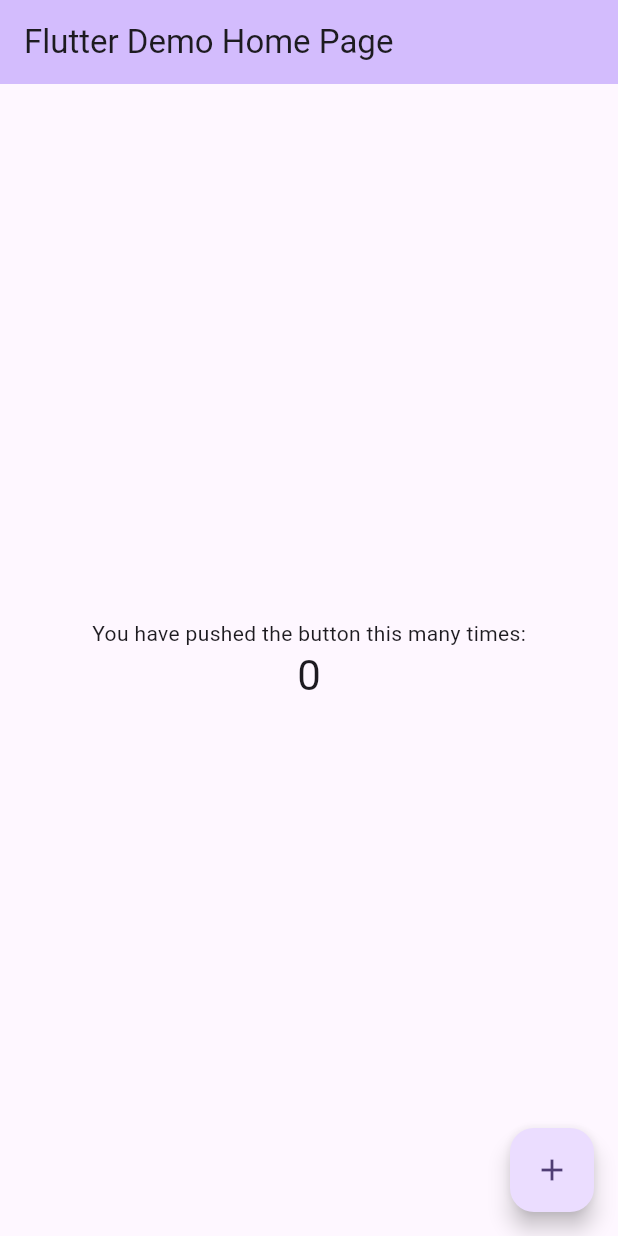
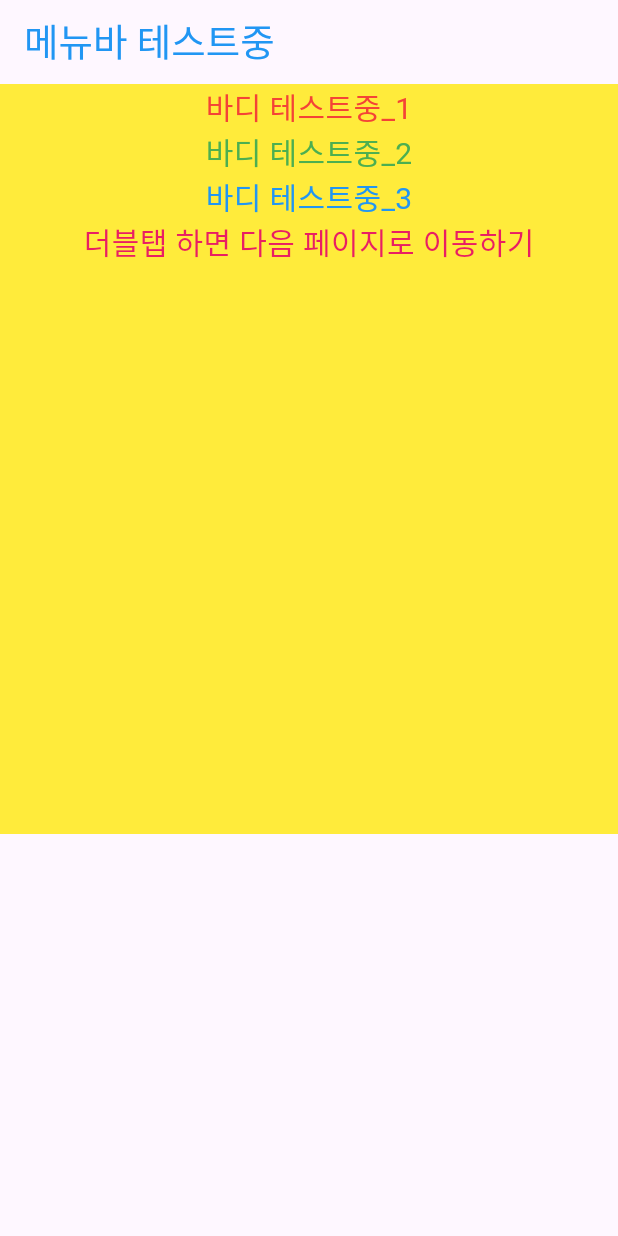
Before and after one commit to Shye030n/flutter_practice_01, a Flutter app: the screen it shows after launch, on a phone screen of 412 x 824 dp. Run offline on Flutter 3.47's test engine with Material 3 defaults, Android fonts, the phone set to English and light mode, and no system bars.

Commit message:
페이지 이동 및 위젯 단위로 페이지 불러올 수 있게 구현중.

```diff
--- a/analysis_options.yaml
+++ b/analysis_options.yaml
@@ -21,6 +21,10 @@ linter:
   # `// ignore_for_file: name_of_lint` syntax on the line or in the file
   # producing the lint.
   rules:
+    prefer_typing_uninitialized_variables : false
+    prefer_const_constructors_in_immutables : false
+    prefer_const_constructors : false
+    avoid_print : false
     # avoid_print: false  # Uncomment to disable the `avoid_print` rule
     # prefer_single_quotes: true  # Uncomment to enable the `prefer_single_quotes` rule
 
--- a/lib/main.dart
+++ b/lib/main.dart
@@ -1,122 +1,18 @@
 import 'package:flutter/material.dart';
+import 'package:flutter_diet_app/screens/MainScreen.dart';
 
-void main() {
-  runApp(const MyApp());
-}
+void main() => runApp(
+  const MyApp()
+);
 
 class MyApp extends StatelessWidget {
   const MyApp({super.key});
 
-  // This widget is the root of your application.
   @override
   Widget build(BuildContext context) {
+
     return MaterialApp(
-      title: 'Flutter Demo',
-      theme: ThemeData(
-        // This is the theme of your application.
-        //
-        // TRY THIS: Try running your application with "flutter run". You'll see
-        // the application has a purple toolbar. Then, without quitting the app,
-        // try changing the seedColor in the colorScheme below to Colors.green
-        // and then invoke "hot reload" (save your changes or press the "hot
-        // reload" button in a Flutter-supported IDE, or press "r" if you used
-        // the command line to start the app).
-        //
-        // Notice that the counter didn't reset back to zero; the application
-        // state is not lost during the reload. To reset the state, use hot
-        // restart instead.
-        //
-        // This works for code too, not just values: Most code changes can be
-        // tested with just a hot reload.
-        colorScheme: .fromSeed(seedColor: Colors.deepPurple),
-      ),
-      home: const MyHomePage(title: 'Flutter Demo Home Page'),
-    );
+      home: MainPage(),
+      );
   }
 }
-
-class MyHomePage extends StatefulWidget {
-  const MyHomePage({super.key, required this.title});
-
-  // This widget is the home page of your application. It is stateful, meaning
-  // that it has a State object (defined below) that contains fields that affect
-  // how it looks.
-
-  // This class is the configuration for the state. It holds the values (in this
-  // case the title) provided by the parent (in this case the App widget) and
-  // used by the build method of the State. Fields in a Widget subclass are
-  // always marked "final".
-
-  final String title;
-
-  @override
-  State<MyHomePage> createState() => _MyHomePageState();
-}
-
-class _MyHomePageState extends State<MyHomePage> {
-  int _counter = 0;
-
-  void _incrementCounter() {
-    setState(() {
-      // This call to setState tells the Flutter framework that something has
-      // changed in this State, which causes it to rerun the build method below
-      // so that the display can reflect the updated values. If we changed
-      // _counter without calling setState(), then the build method would not be
-      // called again, and so nothing would appear to happen.
-      _counter++;
-    });
-  }
-
-  @override
-  Widget build(BuildContext context) {
-    // This method is rerun every time setState is called, for instance as done
-    // by the _incrementCounter method above.
-    //
-    // The Flutter framework has been optimized to make rerunning build methods
-    // fast, so that you can just rebuild anything that needs updating rather
-    // than having to individually change instances of widgets.
-    return Scaffold(
-      appBar: AppBar(
-        // TRY THIS: Try changing the color here to a specific color (to
-        // Colors.amber, perhaps?) and trigger a hot reload to see the AppBar
-        // change color while the other colors stay the same.
-        backgroundColor: Theme.of(context).colorScheme.inversePrimary,
-        // Here we take the value from the MyHomePage object that was created by
-        // the App.build method, and use it to set our appbar title.
-        title: Text(widget.title),
-      ),
-      body: Center(
-        // Center is a layout widget. It takes a single child and positions it
-        // in the middle of the parent.
-        child: Column(
-          // Column is also a layout widget. It takes a list of children and
-          // arranges them vertically. By default, it sizes itself to fit its
-          // children horizontally, and tries to be as tall as its parent.
-          //
-          // Column has various properties to control how it sizes itself and
-          // how it positions its children. Here we use mainAxisAlignment to
-          // center the children vertically; the main axis here is the vertical
-          // axis because Columns are vertical (the cross axis would be
-          // horizontal).
-          //
-          // TRY THIS: Invoke "debug painting" (choose the "Toggle Debug Paint"
-          // action in the IDE, or press "p" in the console), to see the
-          // wireframe for each widget.
-          mainAxisAlignment: .center,
-          children: [
-            const Text('You have pushed the button this many times:'),
-            Text(
-              '$_counter',
-              style: Theme.of(context).textTheme.headlineMedium,
-            ),
-          ],
-        ),
-      ),
-      floatingActionButton: FloatingActionButton(
-        onPressed: _incrementCounter,
-        tooltip: 'Increment',
-        child: const Icon(Icons.add),
-      ),
-    );
-  }
-}
--- /dev/null
+++ b/lib/screens/MainScreen.dart
@@ -0,0 +1,62 @@
+import 'package:flutter/material.dart';
+
+class MainPage extends StatelessWidget {
+
+  //생성자
+  const MainPage({super.key});
+
+  @override
+  Widget build(BuildContext context) {
+    return Scaffold(
+      appBar : AppBar(
+        title: Text("메뉴바 테스트중",
+                    style: TextStyle(
+                      fontSize: 25,
+                      color: Colors.blue
+                    )),
+        ),
+
+        body: Container(
+          color: Colors.yellow,
+          width: double.infinity,
+          height: 500,
+          child: Column(
+            children: [
+              Text("바디 테스트중_1",
+                        style: TextStyle(
+                          fontSize: 20,
+                          color: Colors.red
+                        )
+              ),
+              Text("바디 테스트중_2",
+                        style: TextStyle(
+                          fontSize: 20,
+                          color: Colors.green
+                        )
+              ),
+              Text("바디 테스트중_3",
+                        style: TextStyle(
+                          fontSize: 20,
+                          color: Colors.blue
+                        )
+              ),
+              GestureDetector(
+                onTap: (){
+                  //탭하면 나오는 함수 만들어야함.
+                  //https://100sucoding.tistory.com/47#google_vignette
+                },
+                child: Text("더블탭 하면 다음 페이지로 이동하기",
+                            style: TextStyle(
+                              fontSize:20,
+                              color: Colors.pink
+                            ),
+                ),
+              )
+            ]
+          )
+
+        )
+      );
+
+  }
+}
--- /dev/null
+++ b/lib/screens/SecondPage.dart
@@ -0,0 +1,19 @@
+import 'package:flutter/material.dart';
+
+class Secondpage extends StatelessWidget {
+  const Secondpage({super.key});
+
+  @override
+  Widget build(BuildContext context) {
+    return Scaffold(
+      appBar: AppBar(title: Text("두번째 페이지 테스트중"),
+      ),
+      body: Column(
+        children: [
+          Text("서현이는"),
+          Text("해낸다.")
+        ],
+      )
+      );
+  }
+}
```
